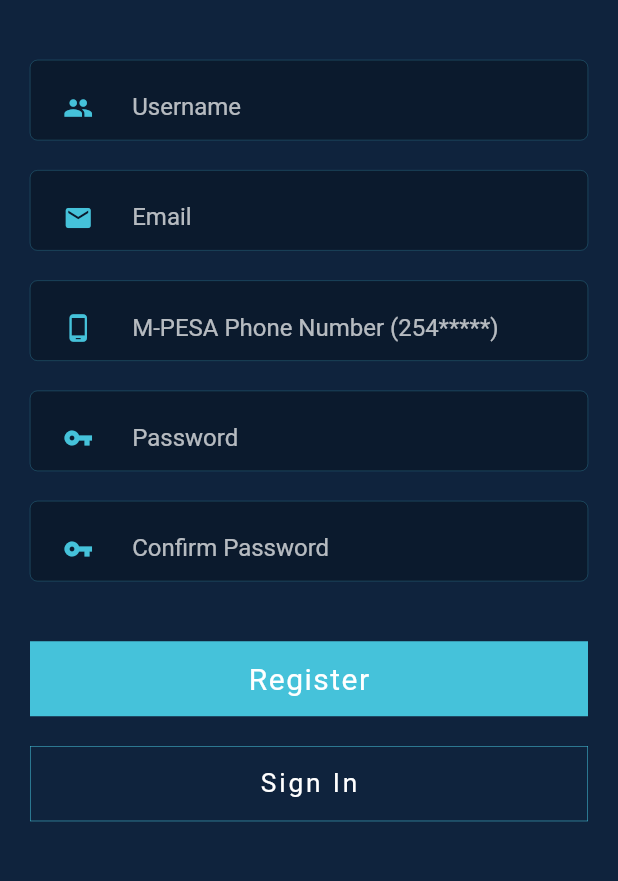
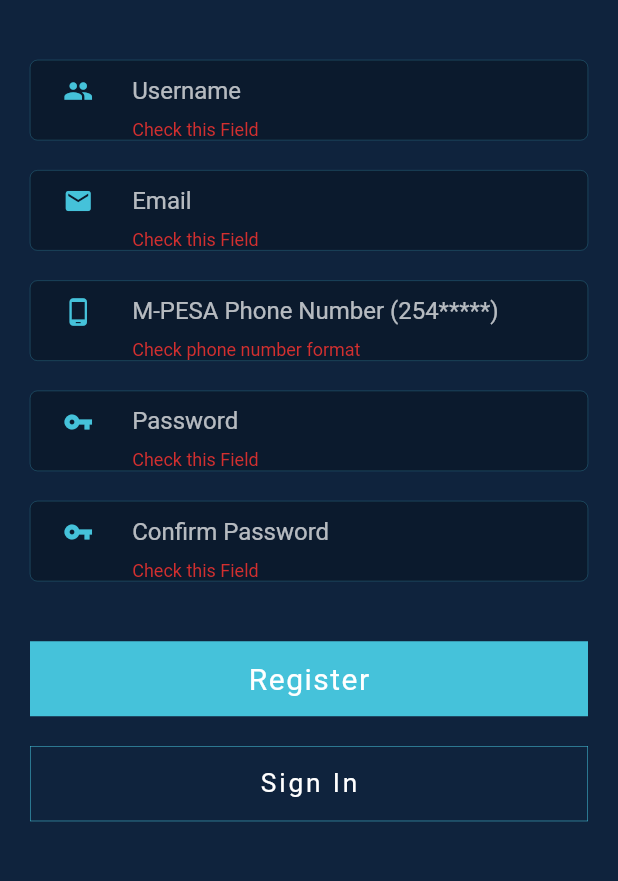
Before and after one commit to cyenite/Bid-Parlour, a Flutter app: the SignUp screen opened directly, on a phone screen of 412 x 824 dp, the part 261-1142 px from its top. Run offline on Flutter 3.47's test engine with Material 2 defaults, Android fonts, the phone set to English and light mode, and no system bars; our stand-ins replace carousel_pro, cloud_firestore, firebase_auth, firebase_core, get, rxdart and 2 more; missing offline and left inert: flutter_sparkline; accounts and stored records are empty.

Commit message:
First commit on branch Kevin

```diff
--- a/lib/screen/intro/signup.dart
+++ b/lib/screen/intro/signup.dart
@@ -112,6 +112,7 @@ class _SignUpState extends State<SignUp> {
                           controller: _phoneController,
                           hint: 'M-PESA Phone Number (254*****)',
                           obscure: false,
+                          errorMessage: 'Check phone number format',
                           keyboardType: TextInputType.phone,
                           textAlign: TextAlign.start),
                     ),
@@ -256,6 +257,7 @@ class _SignUpState extends State<SignUp> {
 
   Widget _buildTextFeild({
     String hint,
+    String errorMessage,
     TextEditingController controller,
     TextInputType keyboardType,
     bool obscure,
@@ -297,6 +299,9 @@ class _SignUpState extends State<SignUp> {
                         child: widgetIcon,
                       ),
                       contentPadding: EdgeInsets.all(0.0),
+                      errorText: errorMessage == null
+                          ? 'Check this Field'
+                          : errorMessage,
                       filled: true,
                       fillColor: Colors.transparent,
                       labelText: hint,
```
